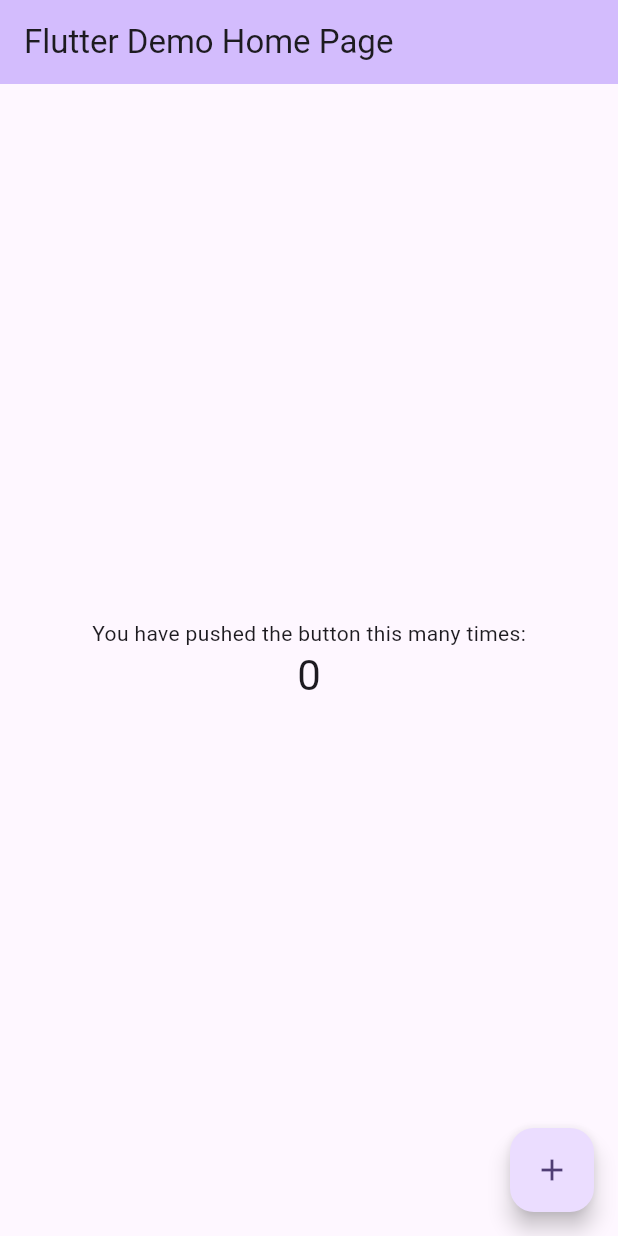
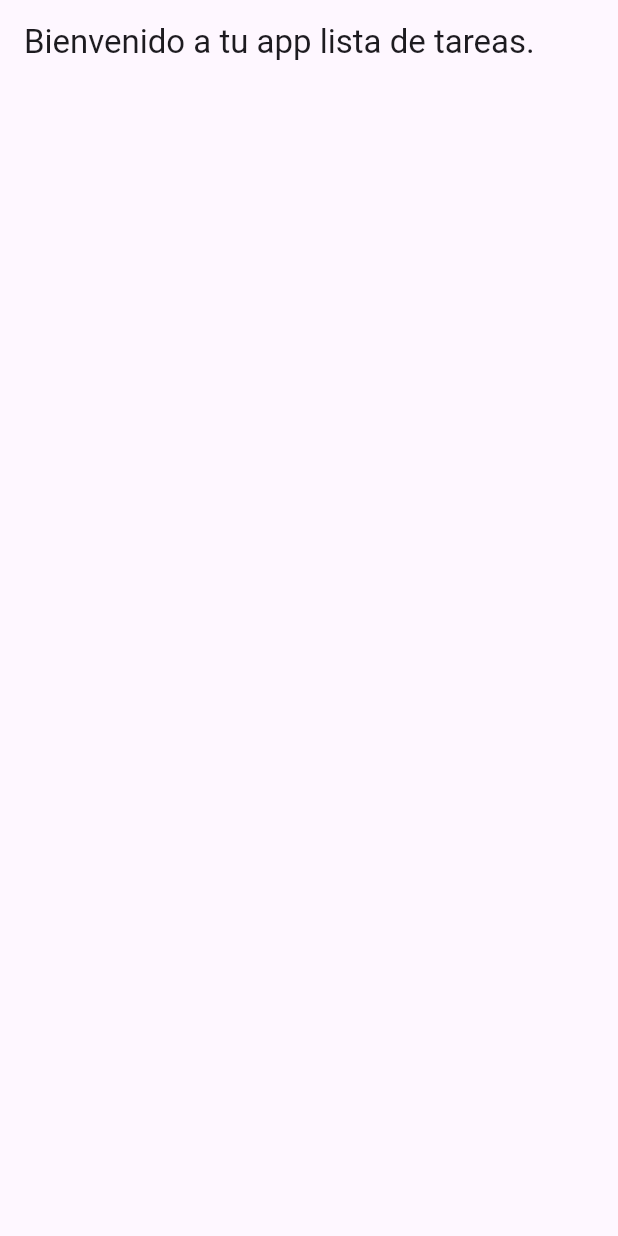
Before and after one commit to L00MYY/To-Do-App, a Flutter app: the screen it shows after launch, on a phone screen of 412 x 824 dp. Run offline on Flutter 3.47's test engine with Material 3 defaults, Android fonts, the phone set to English and light mode, and no system bars.

Commit message:
Creacion de la pantalla de login y returno al main.dart para que se abra la pantalla de login

```diff
--- /dev/null
+++ b/todo_list_app/lib/login.dart
@@ -0,0 +1,36 @@
+import 'package:flutter/material.dart';
+
+class Login extends StatefulWidget {
+  const Login({super.key});
+
+  @override
+  State<Login> createState() => _LoginState();
+}
+
+const emailInput = InputDecoration(
+  labelText: 'Correo electrónico',
+);
+
+const passwordInput = InputDecoration(
+  labelText: 'Contraseña',
+);
+
+class _LoginState extends State<Login> {
+  @override
+  Widget build(BuildContext context) {
+    return Scaffold(
+      appBar: AppBar(
+        title: const Text('Bienvenido a tu app lista de tareas.'),
+      ),
+      body: loginForm(),
+    );
+  }
+}
+
+Widget loginForm() {
+  return const Form(
+    child: Column(
+      children: [],
+    ),
+  );
+}
--- a/todo_list_app/lib/main.dart
+++ b/todo_list_app/lib/main.dart
@@ -1,4 +1,5 @@
 import 'package:flutter/material.dart';
+import 'login.dart';
 
 void main() {
   runApp(const MyApp());
@@ -7,119 +8,8 @@ void main() {
 class MyApp extends StatelessWidget {
   const MyApp({super.key});
 
-  // This widget is the root of your application.
   @override
   Widget build(BuildContext context) {
-    return MaterialApp(
-      title: 'Flutter Demo',
-      theme: ThemeData(
-        // This is the theme of your application.
-        //
-        // TRY THIS: Try running your application with "flutter run". You'll see
-        // the application has a purple toolbar. Then, without quitting the app,
-        // try changing the seedColor in the colorScheme below to Colors.green
-        // and then invoke "hot reload" (save your changes or press the "hot
-        // reload" button in a Flutter-supported IDE, or press "r" if you used
-        // the command line to start the app).
-        //
-        // Notice that the counter didn't reset back to zero; the application
-        // state is not lost during the reload. To reset the state, use hot
-        // restart instead.
-        //
-        // This works for code too, not just values: Most code changes can be
-        // tested with just a hot reload.
-        colorScheme: ColorScheme.fromSeed(seedColor: Colors.deepPurple),
-        useMaterial3: true,
-      ),
-      home: const MyHomePage(title: 'Flutter Demo Home Page'),
-    );
+    return const MaterialApp(home: Login());
   }
 }
-
-class MyHomePage extends StatefulWidget {
-  const MyHomePage({super.key, required this.title});
-
-  // This widget is the home page of your application. It is stateful, meaning
-  // that it has a State object (defined below) that contains fields that affect
-  // how it looks.
-
-  // This class is the configuration for the state. It holds the values (in this
-  // case the title) provided by the parent (in this case the App widget) and
-  // used by the build method of the State. Fields in a Widget subclass are
-  // always marked "final".
-
-  final String title;
-
-  @override
-  State<MyHomePage> createState() => _MyHomePageState();
-}
-
-class _MyHomePageState extends State<MyHomePage> {
-  int _counter = 0;
-
-  void _incrementCounter() {
-    setState(() {
-      // This call to setState tells the Flutter framework that something has
-      // changed in this State, which causes it to rerun the build method below
-      // so that the display can reflect the updated values. If we changed
-      // _counter without calling setState(), then the build method would not be
-      // called again, and so nothing would appear to happen.
-      _counter++;
-    });
-  }
-
-  @override
-  Widget build(BuildContext context) {
-    // This method is rerun every time setState is called, for instance as done
-    // by the _incrementCounter method above.
-    //
-    // The Flutter framework has been optimized to make rerunning build methods
-    // fast, so that you can just rebuild anything that needs updating rather
-    // than having to individually change instances of widgets.
-    return Scaffold(
-      appBar: AppBar(
-        // TRY THIS: Try changing the color here to a specific color (to
-        // Colors.amber, perhaps?) and trigger a hot reload to see the AppBar
-        // change color while the other colors stay the same.
-        backgroundColor: Theme.of(context).colorScheme.inversePrimary,
-        // Here we take the value from the MyHomePage object that was created by
-        // the App.build method, and use it to set our appbar title.
-        title: Text(widget.title),
-      ),
-      body: Center(
-        // Center is a layout widget. It takes a single child and positions it
-        // in the middle of the parent.
-        child: Column(
-          // Column is also a layout widget. It takes a list of children and
-          // arranges them vertically. By default, it sizes itself to fit its
-          // children horizontally, and tries to be as tall as its parent.
-          //
-          // Column has various properties to control how it sizes itself and
-          // how it positions its children. Here we use mainAxisAlignment to
-          // center the children vertically; the main axis here is the vertical
-          // axis because Columns are vertical (the cross axis would be
-          // horizontal).
-          //
-          // TRY THIS: Invoke "debug painting" (choose the "Toggle Debug Paint"
-          // action in the IDE, or press "p" in the console), to see the
-          // wireframe for each widget.
-          mainAxisAlignment: MainAxisAlignment.center,
-          children: <Widget>[
-            const Text(
-              'You have pushed the button this many times:',
-            ),
-            Text(
-              '$_counter',
-              style: Theme.of(context).textTheme.headlineMedium,
-            ),
-          ],
-        ),
-      ),
-      floatingActionButton: FloatingActionButton(
-        onPressed: _incrementCounter,
-        tooltip: 'Increment',
-        child: const Icon(Icons.add),
-      ), // This trailing comma makes auto-formatting nicer for build methods.
-    );
-  }
-}
```
